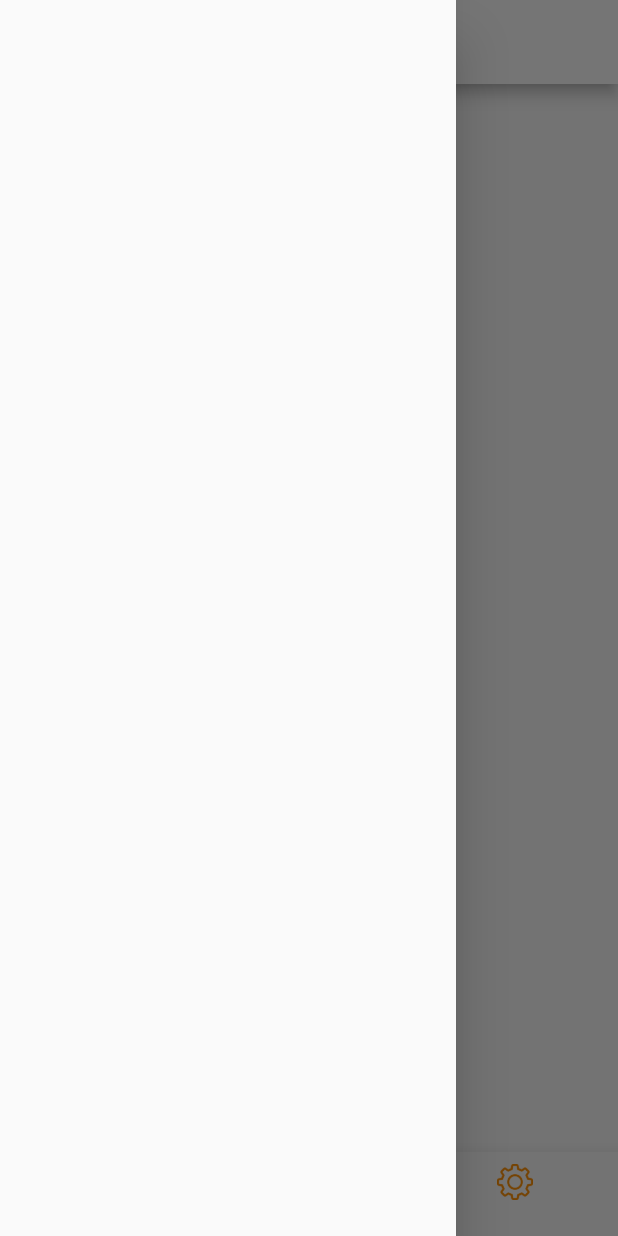
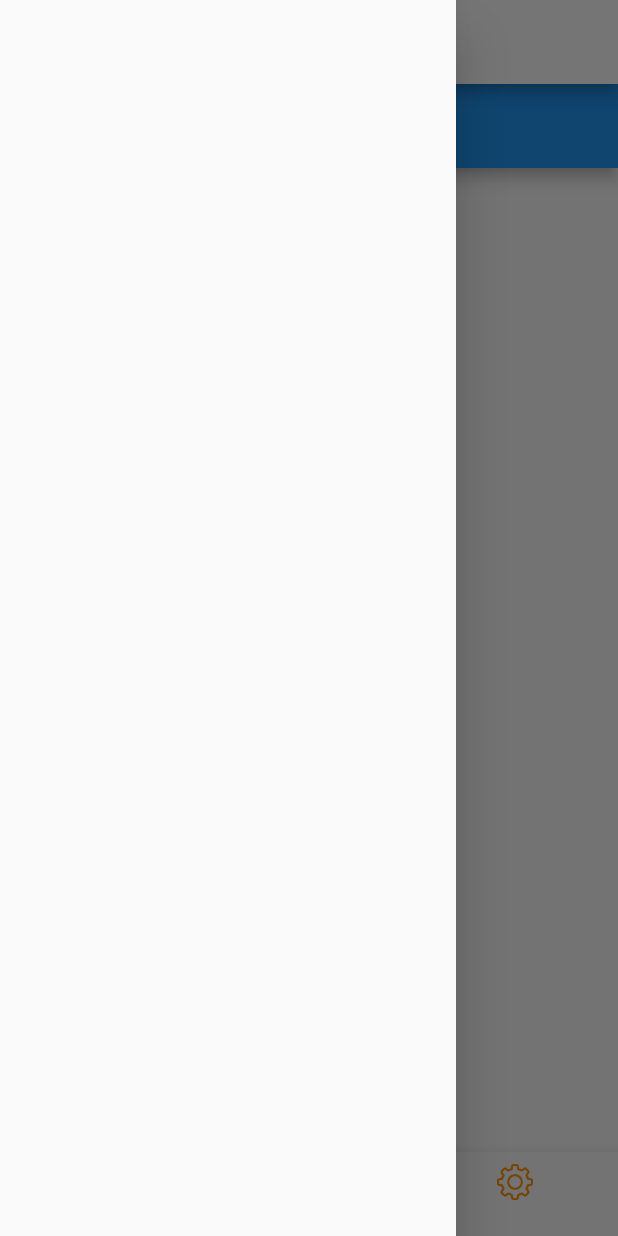
Before and after one commit to Dzhunko/prideapp, a Flutter app: the screen it shows after launch, item 3 of the bottom bar chosen, with the side drawer open, on a phone screen of 412 x 824 dp. Run offline on Flutter 3.47's test engine with Material 2 defaults, Android fonts, the light colour scheme and no system bars; our stand-ins replace sqflite, table_calendar; missing offline and left inert: date_utils; accounts and stored records are empty.

```diff
--- a/lib/pages/settings.dart
+++ b/lib/pages/settings.dart
@@ -1,19 +1,15 @@
 import 'package:flutter/material.dart';
+
 
 
 
 class SettingsPageState extends StatelessWidget {
   @override
-  Widget build (BuildContext context){
-    return Scaffold(/*appBar: AppBar(
-    title: Text('Settings'),
-    backgroundColor: Colors.white
-    ),*/
-    body: Container(
-      padding: EdgeInsets.all(25.0),
-      child: Text('Settings', style: TextStyle(fontSize: 36.0),),
-    )
+  Widget build(BuildContext ctx) {
+	return Scaffold(
+		appBar: AppBar(title: Text('Bottom Nav Demo')),
+		body: Container(child: Text('Hello World')),
 
-    );
+	);
   }
 }
--- a/pubspec.yaml
+++ b/pubspec.yaml
@@ -24,6 +24,7 @@ dependencies:
   intl: "^0.15.6"
   flutter_calendar: ^0.0.8
   table_calendar: ^1.2.5
+  bmnav: ^0.3.4
   flutter:
     sdk: flutter
 
```
Also changed, not shown: lib/main.dart (+6 -1 lines), 11 other files.
